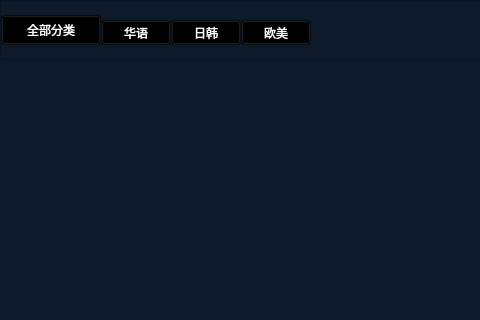
The window that VideoPlayer/mainwidget/videosmv/RecmmendVideoItem.ui (huizhang556/pc-video-player) describes before a commit, drawn with Qt 5; both pictures show x 0 to 480 and y 0 to 320 of the 1083 by 628 pixel window.
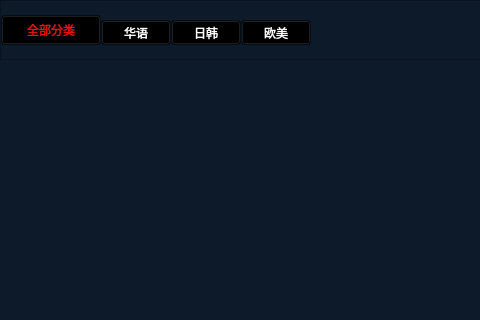
The same window after the commit.

Patch:
```diff
--- a/VideoPlayer/mainwidget/videosmv/RecmmendVideoItem.ui
+++ b/VideoPlayer/mainwidget/videosmv/RecmmendVideoItem.ui
@@ -83,7 +83,7 @@
             <property name="styleSheet">
              <string notr="true">QPushButton
 {
-color: white;
+color: #e81010;
 font: 75 12pt &quot;Microsoft YaHei UI&quot;;
 background-color: transparent;
 }</string>
```
